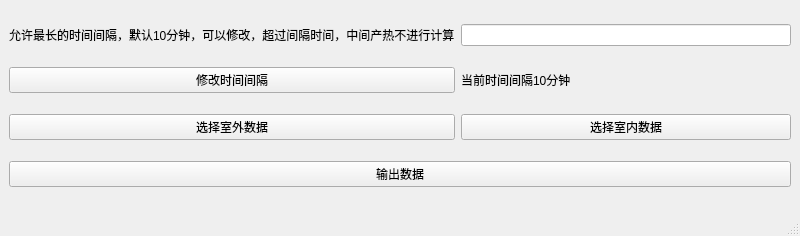
Above: mainwindow.ui from zengzhengcheng/OpenCalori-Swine before the change. Below: the same form after it.
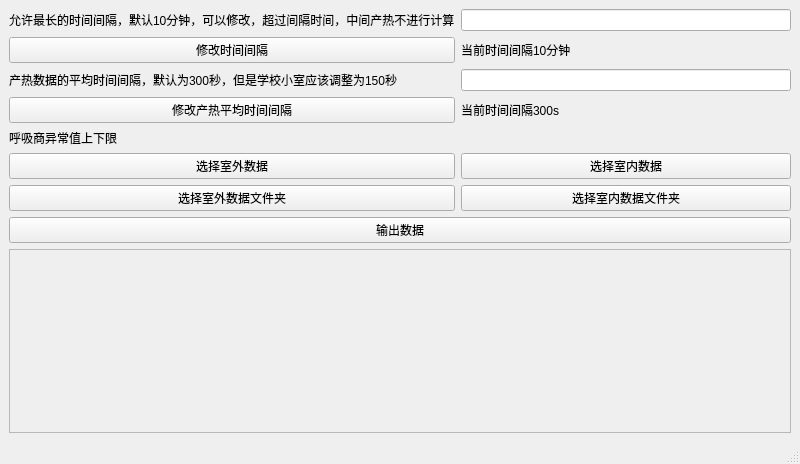
That is the form after the change.

```diff
--- a/mainwindow.ui
+++ b/mainwindow.ui
@@ -7,7 +7,7 @@
     <x>0</x>
     <y>0</y>
     <width>800</width>
-    <height>236</height>
+    <height>464</height>
    </rect>
   </property>
   <property name="windowTitle">
@@ -15,29 +15,15 @@
   </property>
   <widget class="QWidget" name="centralwidget">
    <layout class="QGridLayout" name="gridLayout">
-    <item row="2" column="0">
-     <widget class="QPushButton" name="pushButton_selectsw">
-      <property name="text">
-       <string>选择室外数据</string>
-      </property>
-     </widget>
-    </item>
-    <item row="0" column="1">
-     <widget class="QLineEdit" name="lineEdit_jiange"/>
-    </item>
-    <item row="2" column="1">
+    <item row="5" column="1">
      <widget class="QPushButton" name="pushButton_selectsn">
       <property name="text">
        <string>选择室内数据</string>
       </property>
      </widget>
     </item>
-    <item row="3" column="0" colspan="2">
-     <widget class="QPushButton" name="pushButton">
-      <property name="text">
-       <string>输出数据</string>
-      </property>
-     </widget>
+    <item row="0" column="1">
+     <widget class="QLineEdit" name="lineEdit_jiange"/>
     </item>
     <item row="0" column="0">
      <widget class="QLabel" name="label">
@@ -46,13 +32,6 @@
       </property>
      </widget>
     </item>
-    <item row="1" column="0">
-     <widget class="QPushButton" name="pushButton_xiugai">
-      <property name="text">
-       <string>修改时间间隔</string>
-      </property>
-     </widget>
-    </item>
     <item row="1" column="1">
      <widget class="QLabel" name="label_jiange">
       <property name="text">
@@ -60,6 +39,89 @@
       </property>
      </widget>
     </item>
+    <item row="3" column="0">
+     <widget class="QPushButton" name="pushButton_2">
+      <property name="text">
+       <string>修改产热平均时间间隔</string>
+      </property>
+     </widget>
+    </item>
+    <item row="2" column="0">
+     <widget class="QLabel" name="label_2">
+      <property name="text">
+       <string>产热数据的平均时间间隔，默认为300秒，但是学校小室应该调整为150秒</string>
+      </property>
+     </widget>
+    </item>
+    <item row="7" column="0" colspan="2">
+     <widget class="QPushButton" name="pushButton">
+      <property name="text">
+       <string>输出数据</string>
+      </property>
+     </widget>
+    </item>
+    <item row="3" column="1">
+     <widget class="QLabel" name="label_3">
+      <property name="text">
+       <string>当前时间间隔300s</string>
+      </property>
+     </widget>
+    </item>
+    <item row="2" column="1">
+     <widget class="QLineEdit" name="lineEdit"/>
+    </item>
+    <item row="6" column="0">
+     <widget class="QPushButton" name="pushButton_selectswall">
+      <property name="text">
+       <string>选择室外数据文件夹</string>
+      </property>
+     </widget>
+    </item>
+    <item row="4" column="0">
+     <widget class="QLabel" name="label_4">
+      <property name="text">
+       <string>呼吸商异常值上下限</string>
+      </property>
+     </widget>
+    </item>
+    <item row="8" column="0" colspan="2">
+     <widget class="QScrollArea" name="scrollArea_tishi">
+      <property name="widgetResizable">
+       <bool>true</bool>
+      </property>
+      <widget class="QWidget" name="scrollAreaWidgetContents">
+       <property name="geometry">
+        <rect>
+         <x>0</x>
+         <y>0</y>
+         <width>780</width>
+         <height>167</height>
+        </rect>
+       </property>
+      </widget>
+     </widget>
+    </item>
+    <item row="6" column="1">
+     <widget class="QPushButton" name="pushButton_selectsnall">
+      <property name="text">
+       <string>选择室内数据文件夹</string>
+      </property>
+     </widget>
+    </item>
+    <item row="5" column="0">
+     <widget class="QPushButton" name="pushButton_selectsw">
+      <property name="text">
+       <string>选择室外数据</string>
+      </property>
+     </widget>
+    </item>
+    <item row="1" column="0">
+     <widget class="QPushButton" name="pushButton_xiugai">
+      <property name="text">
+       <string>修改时间间隔</string>
+      </property>
+     </widget>
+    </item>
    </layout>
   </widget>
   <widget class="QMenuBar" name="menubar">
@@ -68,7 +130,7 @@
      <x>0</x>
      <y>0</y>
      <width>800</width>
-     <height>26</height>
+     <height>33</height>
     </rect>
    </property>
   </widget>
```
